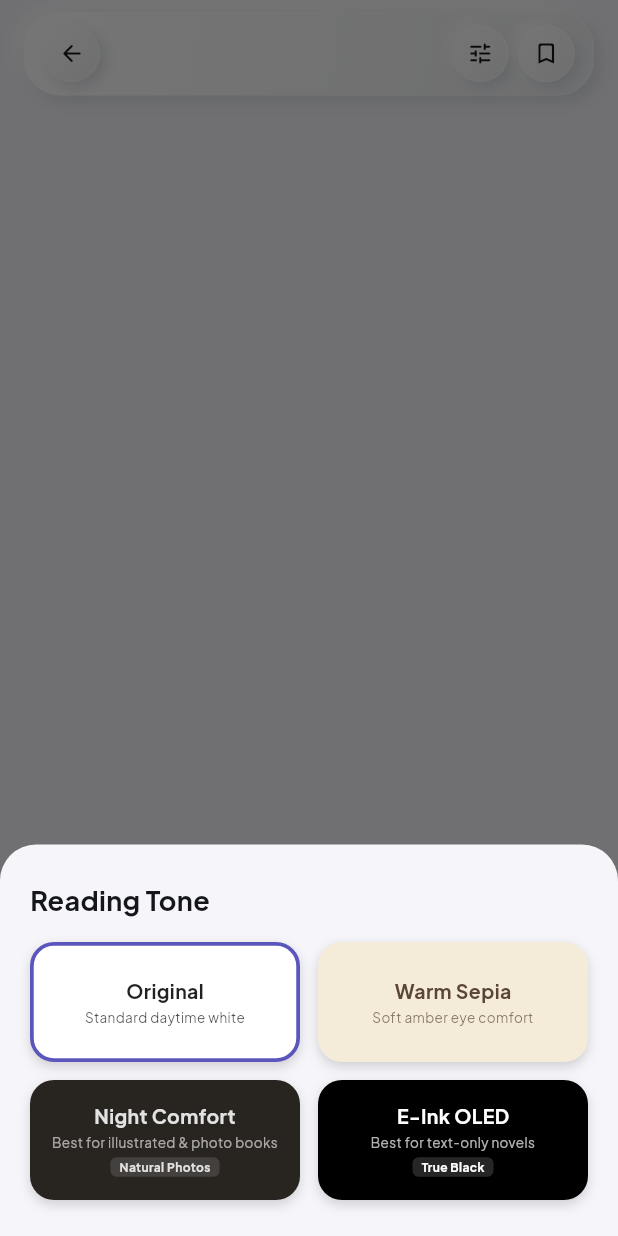
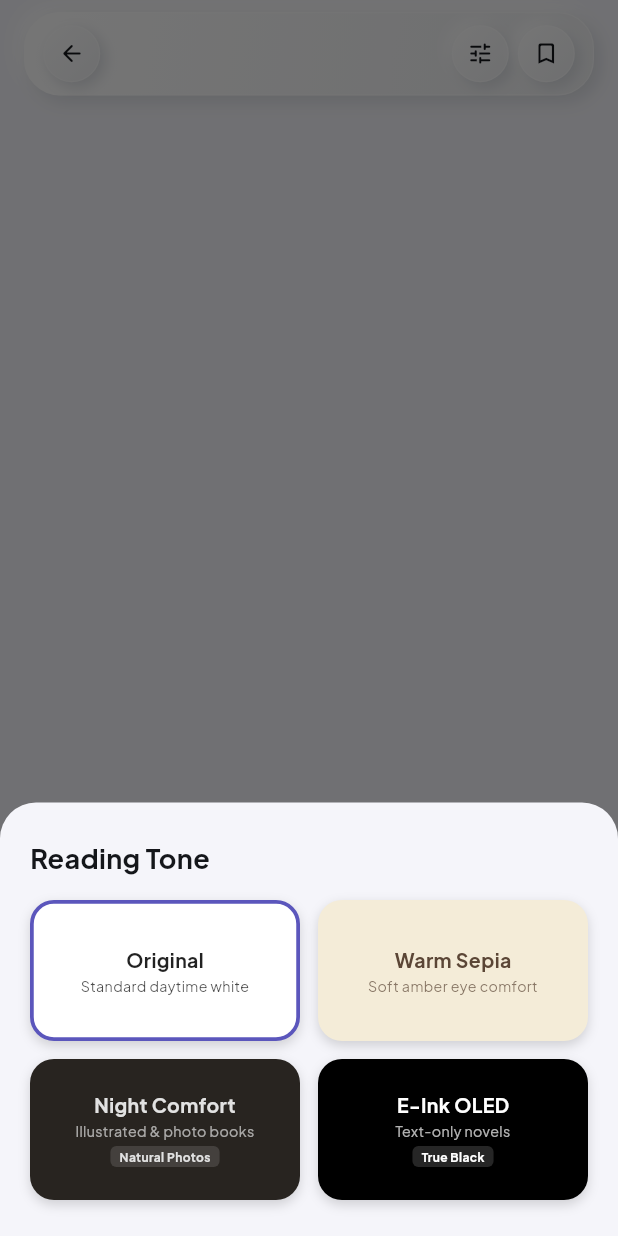
Before and after one commit to ayushmanvpanigrahi/reader_app, a Flutter app: the PdfControlsOverlay widget shown alone on an empty page, opened directly with empty values, after a tap on the "tune" icon, on a phone screen of 412 x 824 dp. Run offline on Flutter 3.47's test engine with Material 3 defaults, Android fonts, the phone set to English and light mode, and no system bars; our stand-ins replace dio, file_picker, fl_chart, flutter_hooks, flutter_riverpod, flutter_secure_storage and 4 more; missing offline and left inert: flutter_epub_viewer, pdfrx; accounts and stored records are empty.

Commit message:
Fix Night Comfort tile overflow - shorten subtitles to single line

```diff
--- a/lib/features/pdf_reader/presentation/widgets/pdf_controls_overlay.dart
+++ b/lib/features/pdf_reader/presentation/widgets/pdf_controls_overlay.dart
@@ -217,7 +217,7 @@ class PdfControlsOverlay extends StatelessWidget {
                 _buildModeOption(
                   ctx,
                   label: 'Night Comfort',
-                  subtitle: 'Best for illustrated & photo books',
+                  subtitle: 'Illustrated & photo books',
                   badge: 'Natural Photos',
                   mode: PdfReadingMode.nightComfort,
                   bgColor: const Color(0xFF282420),
@@ -227,7 +227,7 @@ class PdfControlsOverlay extends StatelessWidget {
                 _buildModeOption(
                   ctx,
                   label: 'E-Ink OLED',
-                  subtitle: 'Best for text-only novels',
+                  subtitle: 'Text-only novels',
                   badge: 'True Black',
                   mode: PdfReadingMode.oledDark,
                   bgColor: const Color(0xFF000000),
@@ -260,8 +260,8 @@ class PdfControlsOverlay extends StatelessWidget {
           Navigator.pop(context);
         },
         child: Container(
-          height: 80,
-          padding: const EdgeInsets.symmetric(horizontal: 10, vertical: 10),
+          height: 94,
+          padding: const EdgeInsets.symmetric(horizontal: 8, vertical: 8),
           decoration: BoxDecoration(
             color: bgColor,
             borderRadius: BorderRadius.circular(16),
@@ -295,17 +295,17 @@ class PdfControlsOverlay extends StatelessWidget {
                 subtitle,
                 style: TextStyle(
                   color: textColor.withValues(alpha: 0.7),
-                  fontSize: 9,
-                  height: 1.2,
+                  fontSize: 9.5,
+                  height: 1.15,
                 ),
                 textAlign: TextAlign.center,
-                maxLines: 2,
+                maxLines: 1,
                 overflow: TextOverflow.ellipsis,
               ),
               if (badge != null) ...[
                 const SizedBox(height: 4),
                 Container(
-                  padding: const EdgeInsets.symmetric(horizontal: 6, vertical: 1),
+                  padding: const EdgeInsets.symmetric(horizontal: 6, vertical: 1.5),
                   decoration: BoxDecoration(
                     color: textColor.withValues(alpha: 0.15),
                     borderRadius: BorderRadius.circular(4),
```
